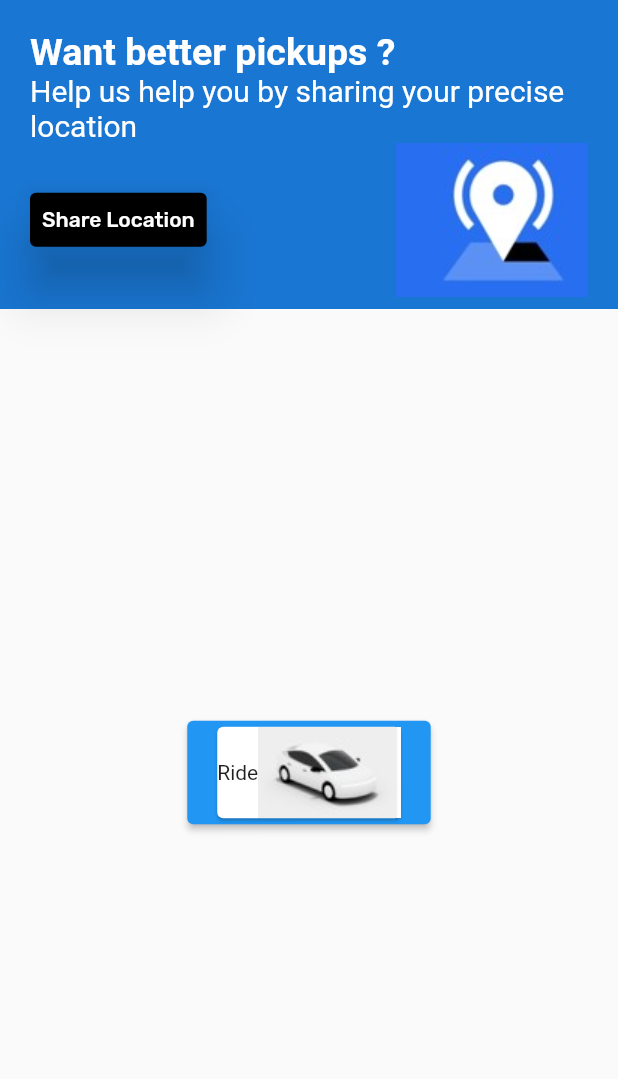
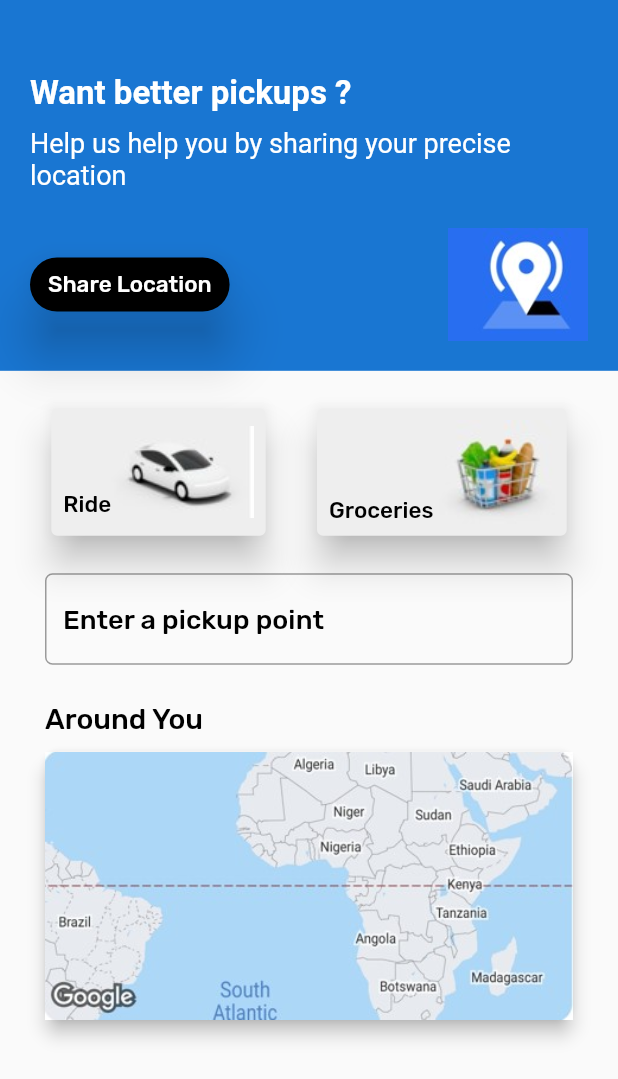
Before and after one commit to VaibhavJadhav-27/uber-ui-clone, a Flutter app: the HomePage screen opened directly, on a phone screen of 412 x 824 dp. Shown: the top 1079 px of the screen. Run offline on Flutter 3.47's test engine with Material 2 defaults, Android fonts, the phone set to English and light mode, and no system bars.

Commit message:
added a map image and modified homepage

```diff
--- a/lib/homepage.dart
+++ b/lib/homepage.dart
@@ -8,41 +8,66 @@ class HomePage extends StatelessWidget {
   final ButtonStyle style = ElevatedButton.styleFrom(
       elevation: 15,
       primary: Colors.black,
-      padding: EdgeInsets.symmetric(horizontal: 8, vertical: 5));
+      padding: EdgeInsets.symmetric(horizontal: 12, vertical: 9),
+      shape: RoundedRectangleBorder(borderRadius: BorderRadius.circular(25)));
+
+  final ButtonStyle btnridesgroceriestyle = ElevatedButton.styleFrom(
+    elevation: 10,
+    primary: Color.fromARGB(255, 238, 238, 238),
+    padding: EdgeInsets.symmetric(horizontal: 8, vertical: 8),
+  );
+
+  final ButtonStyle map = ElevatedButton.styleFrom(
+      shape: RoundedRectangleBorder(
+        borderRadius: BorderRadius.circular(10),
+      ),
+      primary: Colors.white,
+      elevation: 5,
+      padding: EdgeInsets.symmetric(horizontal: 0, vertical: 0));
 
   @override
   Widget build(BuildContext context) {
     return Scaffold(
+        resizeToAvoidBottomInset: false,
+        drawer: Drawer(
+            child: ListView(
+          padding: EdgeInsets.zero,
+        )),
         body: SafeArea(
             child: Column(
           children: <Widget>[
             SizedBox(
               width: MediaQuery.of(context).size.width,
-          height: MediaQuery.of(context).size.height * 0.25,
+              height: MediaQuery.of(context).size.height * 0.3,
               child: Container(
                 padding: EdgeInsets.all(20),
                 color: Colors.blue[700],
                 child: Column(
                   crossAxisAlignment: CrossAxisAlignment.start,
                   children: <Widget>[
+                    Spacer(),
                     Text(
                       "Want better pickups ?",
                       style: TextStyle(
                           color: Colors.white,
-                      fontSize: 25,
+                          fontSize: 22,
                           fontWeight: FontWeight.bold),
                     ),
-                Spacer(),
+                    SizedBox(
+                      height: 10,
+                    ),
                     Text(
                       "Help us help you by sharing your precise location",
                       style: TextStyle(
                           color: Colors.white,
-                      fontSize: 20,
+                          fontSize: 18,
                           fontWeight: FontWeight.normal),
                     ),
-                Spacer(),
+                    SizedBox(
+                      height: 25,
+                    ),
                     Row(
-                  mainAxisAlignment: MainAxisAlignment.spaceBetween,
+                      mainAxisAlignment: MainAxisAlignment.spaceEvenly,
                       children: <Widget>[
                         ElevatedButton(
                           onPressed: () {},
@@ -51,12 +76,15 @@ class HomePage extends StatelessWidget {
                             style: TextStyle(
                                 color: Colors.white,
                                 fontFamily: "Rubik",
-                            fontWeight: FontWeight.normal),
+                                fontWeight: FontWeight.normal,
+                                fontSize: 15),
                           ),
                           style: style,
                         ),
+                        Spacer(),
                         Image(
                           image: AssetImage("assets/images/loc.jpg"),
+                          height: 75,
                         )
                       ],
                     )
@@ -64,32 +92,126 @@ class HomePage extends StatelessWidget {
                 ),
               ),
             ),
-        SizedBox(
-          height: MediaQuery.of(context).size.height * 0.75,
-          width: MediaQuery.of(context).size.width,
+            Expanded(
               child: Column(
                 crossAxisAlignment: CrossAxisAlignment.center,
-            mainAxisAlignment: MainAxisAlignment.center,
+                mainAxisAlignment: MainAxisAlignment.start,
                 children: <Widget>[
+                  SizedBox(
+                    height: 25,
+                  ),
                   Row(
                     mainAxisAlignment: MainAxisAlignment.spaceEvenly,
-                crossAxisAlignment: CrossAxisAlignment.center,
+                    crossAxisAlignment: CrossAxisAlignment.start,
                     children: <Widget>[
-                  ElevatedButton(
+                      SizedBox(
+                        height: 85,
+                        child: ElevatedButton(
                             onPressed: () {},
-                      child: Card(
+                            style: btnridesgroceriestyle,
                             child: Row(
+                              mainAxisAlignment: MainAxisAlignment.start,
+                              crossAxisAlignment: CrossAxisAlignment.end,
                               children: <Widget>[
-                            Text("Ride"),
-                            Image(image: AssetImage("assets/images/car.jpg"))
+                                Text(
+                                  "Ride",
+                                  style: TextStyle(
+                                      color: Colors.black,
+                                      fontFamily: "Rubik",
+                                      fontSize: 15,
+                                      fontWeight: FontWeight.normal,
+                                      fontStyle: FontStyle.normal),
+                                ),
+                                Image(
+                                  image: AssetImage("assets/images/car.jpg"),
+                                )
+                              ],
+                            )),
+                      ),
+                      SizedBox(
+                        height: 85,
+                        child: ElevatedButton(
+                            onPressed: () {},
+                            style: btnridesgroceriestyle,
+                            child: Row(
+                              mainAxisAlignment: MainAxisAlignment.start,
+                              crossAxisAlignment: CrossAxisAlignment.end,
+                              children: <Widget>[
+                                Text(
+                                  "Groceries",
+                                  style: TextStyle(
+                                      color: Colors.black,
+                                      fontFamily: "Rubik",
+                                      fontSize: 15,
+                                      fontWeight: FontWeight.normal,
+                                      fontStyle: FontStyle.normal),
+                                ),
+                                Image(
+                                  image:
+                                      AssetImage("assets/images/grocery.jpg"),
+                                )
+                              ],
+                            )),
+                      ),
                     ],
                   ),
-                      ))
+                  SizedBox(
+                    height: 25,
+                  ),
+                  Padding(
+                    padding: const EdgeInsets.symmetric(horizontal: 30),
+                    child: TextField(
+                      style: TextStyle(
+                        fontWeight: FontWeight.normal,
+                        fontSize: 18,
+                        fontFamily: "Rubik",
+                      ),
+                      decoration: InputDecoration(
+                          hintText: "Enter a pickup point ",
+                          hintStyle: TextStyle(color: Colors.black),
+                          fillColor: Colors.grey[200],
+                          border: OutlineInputBorder(
+                            borderRadius: BorderRadius.circular(5),
+                          )),
+                    ),
+                  ),
+                  SizedBox(
+                    height: 25,
+                  ),
+                  Row(
+                    mainAxisAlignment: MainAxisAlignment.start,
+                    children: [
+                      Padding(
+                        padding: const EdgeInsets.symmetric(horizontal: 30),
+                        child: Text(
+                          "Around You",
+                          style: TextStyle(
+                              fontSize: 19,
+                              fontWeight: FontWeight.w500,
+                              fontFamily: "Rubik",
+                              color: Colors.black),
+                          textAlign: TextAlign.left,
+                        ),
+                      ),
                     ],
+                  ),
+                  SizedBox(
+                    height: 10,
+                  ),
+                  Padding(
+                    padding: const EdgeInsets.symmetric(horizontal: 30),
+                    child: ElevatedButton(
+                      onPressed: () {},
+                      child: Image(
+                        image: AssetImage('assets/images/map.jpg'),
+                        fit: BoxFit.cover,
+                      ),
+                      style: map,
+                    ),
                   )
                 ],
               ),
-        )
+            ),
           ],
         )));
   }
```
Also changed, not shown: assets/images/map.jpg (added). Lines whose indentation alone changed are shown as unchanged.
